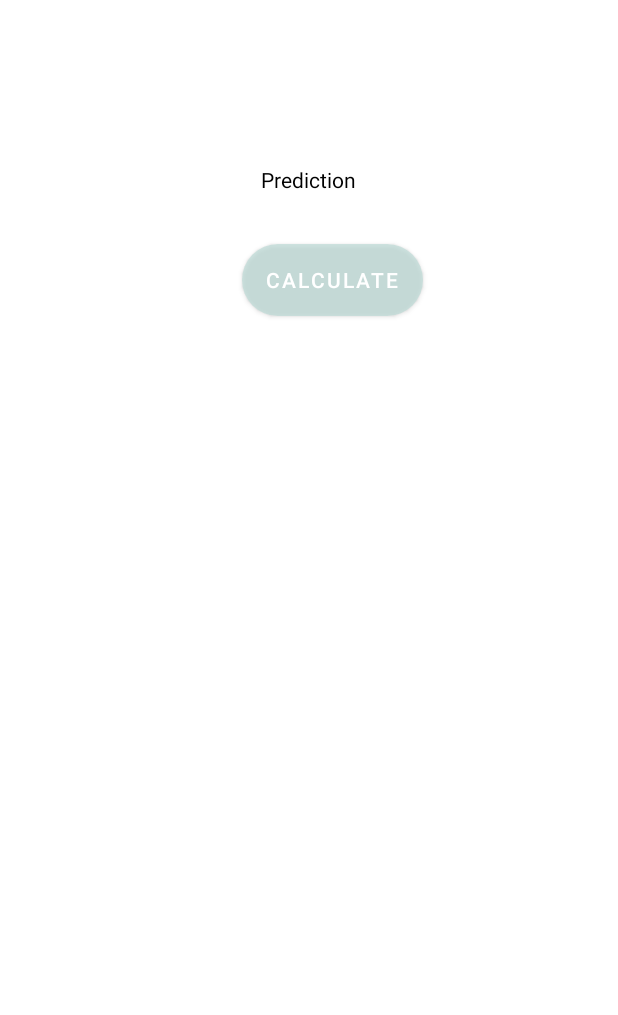
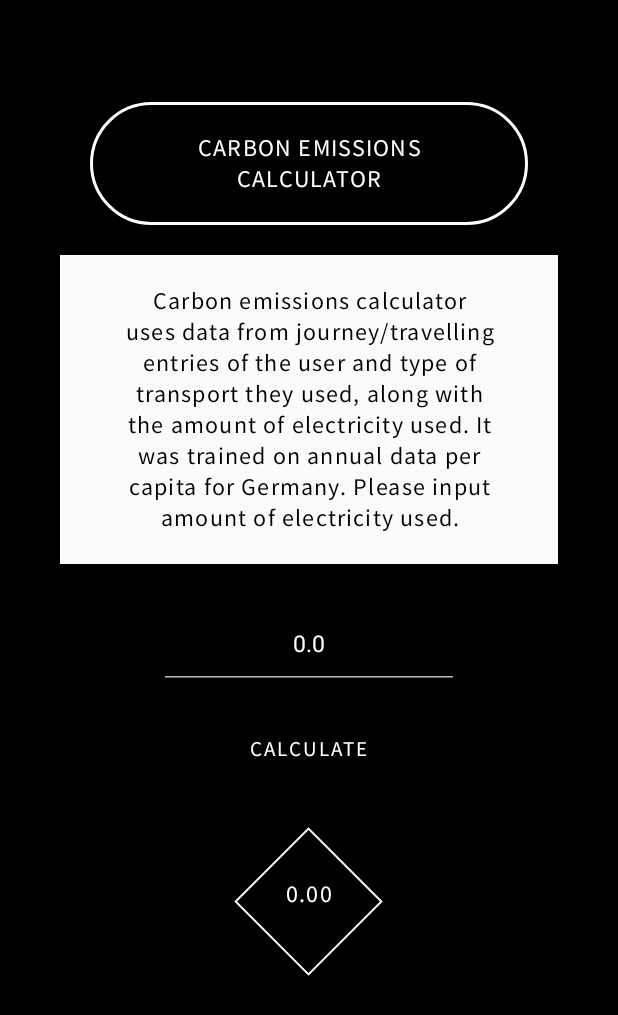
Before and after one commit to olelenz/EcoGecko, an Android app: the screen it shows after launch (MainActivity), after a tap on "CARBON EMISSION", on a phone screen of 412 x 824 dp. Shown: the top 1015 px of the screen. Run offline under Robolectric (Android 15) with nearby library versions, the phone set to English and light mode, and no system bars; libraries missing offline, so code that uses them is left out: ai.onnxruntime, si.uni_lj.fri.

Commit message:
updated version

```diff
--- a/app/src/main/java/si/uni_lj/fri/besthack/EcoGecko/EmissionFragment.kt
+++ b/app/src/main/java/si/uni_lj/fri/besthack/EcoGecko/EmissionFragment.kt
@@ -60,7 +60,9 @@ class EmissionFragment : Fragment() {
             val ortEnvironment = OrtEnvironment.getEnvironment()
             val ortSession = createORTSession(ortEnvironment)
             val output = runPrediction(ortSession, ortEnvironment)
-            outputTextView.text = "CO2 emission output is ${output}"
+
+            val roundedoutput = String.format("%.2f", output)
+            outputTextView.text = roundedoutput
 
         }
         return view
@@ -72,25 +74,9 @@ class EmissionFragment : Fragment() {
         return ortEnvironment.createSession( modelBytes )
     }
 
-
-    // Make predictions with given inputs
-    /* fun runPrediction( input : Float , ortSession: OrtSession , ortEnvironment: OrtEnvironment ) : Float {
-        // Get the name of the input node
-        val inputName = ortSession.inputNames?.iterator()?.next()
-        // Make a FloatBuffer of the inputs
-        val floatBufferInputs = FloatBuffer.wrap( floatArrayOf( input ) )
-        // Create input tensor with floatBufferInputs of shape ( 1 , 1 )
-        val inputTensor = OnnxTensor.createTensor( ortEnvironment , floatBufferInputs , longArrayOf( 1, 1 ) )
-        // Run the model
-        val results = ortSession.run( mapOf( inputName to inputTensor ) )
-        // Fetch and return the results
-        val output = results[0].value as Array<FloatArray>
-        return output[0][0]
-    }*/
-
     private fun runPrediction(ortSession: OrtSession, ortEnvironment: OrtEnvironment): Float {
-        // Get the name of the input node
-        //val value = input.toFloat()
+        // GET DATA
+        // Get travel and electricity data from EditText and SharedPreferences
         sharedPreferences =
             requireContext().getSharedPreferences("my_prefs", Context.MODE_PRIVATE)
         val motorBike:Float = sharedPreferences?.getString("Medium Motorcycle \uD83C\uDFCD", "0.0")!!
@@ -103,12 +89,14 @@ class EmissionFragment : Fragment() {
             inputed = inputEditText!!.text.toString().toFloat()
         }
 
+        // TEST INPUT FOR THE MODEL
         //val value = floatArrayOf(720f, 10f, 750f, 0f, 112f)
+
+        // Create float array of inputs
         val value = floatArrayOf(inputed, motorBike!!.toFloat(), car!!.toFloat(), 0f, bus!!.toFloat())
         val inputName = ortSession.inputNames?.iterator()?.next()
         // Make a FloatBuffer of the inputs
         val floatBufferInputs = FloatBuffer.wrap(value)
-        // Create input tensor with floatBufferInputs of shape ( 1 , 1 )
         val inputTensor = OnnxTensor.createTensor(ortEnvironment, floatBufferInputs, longArrayOf(1, 5))
         // Run the model
         val options = OrtSession.RunOptions().apply {
@@ -118,24 +106,5 @@ class EmissionFragment : Fragment() {
         val output = results[0].value as Array<FloatArray>
         return output[0][0]
     }
-    //Iris
-
-    /*private fun runPrediction(input: String, ortSession: OrtSession, ortEnvironment: OrtEnvironment): String {
-        // Get the name of the input node
-        //val value = input.toFloat()
-        val value = floatArrayOf(0.6f,0.6f,0.6f,0.6f, 0.6f)
-        val inputName = ortSession.inputNames?.iterator()?.next()
-        // Make a FloatBuffer of the inputs
-        val floatBufferInputs = FloatBuffer.wrap(value)
-        // Create input tensor with floatBufferInputs of shape ( 1 , 1 )
-        val inputTensor = OnnxTensor.createTensor(ortEnvironment, floatBufferInputs, longArrayOf(1, 5))
-        // Run the model
-        val options = OrtSession.RunOptions().apply {
-            logLevel = OrtLoggingLevel.ORT_LOGGING_LEVEL_VERBOSE
-        }
-        val results = ortSession.run(mapOf(inputName to inputTensor), options)
-        val rawOutput = results[0].value
-        return (rawOutput as LongArray).toList().toString()
-    }*/
 
 }
--- /dev/null
+++ b/app/src/main/res/drawable/bg_leaf.xml
@@ -0,0 +1,5 @@
+<?xml version="1.0" encoding="utf-8"?>
+<bitmap xmlns:android="http://schemas.android.com/apk/res/android"
+    android:src="@drawable/green_leaves"
+    android:tileMode="disabled" android:gravity="top" >
+</bitmap>
--- a/app/src/main/res/drawable/bg_round_light.xml
+++ b/app/src/main/res/drawable/bg_round_light.xml
@@ -4,7 +4,7 @@
 
     <item>
         <shape>
-            <solid android:color="#bbFFFFFF" />
+            <solid android:color="#ffFFFFFF" />
             <corners android:radius="500dp" />
         </shape>
     </item>
--- a/app/src/main/res/layout/fragment_emission.xml
+++ b/app/src/main/res/layout/fragment_emission.xml
@@ -5,26 +5,77 @@
     android:layout_width="match_parent"
     android:layout_height="match_parent"
     android:fillViewport="true"
-    android:background="@color/white">
+    android:background="@color/black">
 
     <LinearLayout
         android:layout_width="match_parent"
         android:layout_height="wrap_content"
-        android:paddingLeft="16dp"
-        android:paddingRight="16dp"
+        android:paddingLeft="40dp"
+        android:paddingRight="40dp"
         android:paddingTop="48dp"
         android:paddingBottom="48dp"
         android:orientation="vertical">
+        <TextView
+            android:layout_width="wrap_content"
+            android:layout_height="wrap_content"
+            android:layout_marginBottom="3dp"
+            android:layout_gravity="center"
+            android:gravity="center"
+            android:textSize="16sp"
+            android:paddingTop="20dp"
+            android:paddingLeft="40dp"
+            android:paddingRight="40dp"
+            android:paddingBottom="20dp"
+            android:text="CARBON EMISSIONS CALCULATOR"
+            android:background="@drawable/button_outline"
+            android:fontFamily="@font/sourcesansproregular"
+            android:textColor="@color/white"
+            android:layout_margin="20dp"
+            android:letterSpacing="0.05"/>
+
+        <TextView
+            android:layout_width="wrap_content"
+            android:layout_height="wrap_content"
+            android:layout_marginBottom="3dp"
+            android:layout_gravity="center"
+            android:gravity="center"
+            android:textSize="16sp"
+            android:paddingTop="20dp"
+            android:paddingLeft="40dp"
+            android:paddingRight="40dp"
+            android:paddingBottom="20dp"
+            android:text="Carbon emissions calculator uses data from journey/travelling entries of the user and type of transport they used, along with the amount of electricity used. It was trained on annual data per capita for Germany. Please input amount of electricity used."
+            android:fontFamily="@font/sourcesansproregular"
+            android:background="@color/beige"
+            android:textColor="@color/black"
+            android:letterSpacing="0.05"/>
 
         <EditText
             android:id="@+id/input_electricity"
             android:layout_width="200dp"
+            android:layout_marginTop="20dp"
             android:layout_height="wrap_content"
             android:layout_gravity="center"
             android:gravity="center"
-            android:hint="Enter electricity in float"
-            android:text="0"
+            android:hint="Enter electricity (decimal number, in kilowatt-hour)"
+            android:text="0.0"
             android:textSize="15sp"/>
+
+        <Button
+            android:id="@+id/btn_calculate"
+            android:layout_width="wrap_content"
+            android:layout_height="wrap_content"
+            android:gravity="center"
+            android:layout_gravity="center"
+            android:layout_marginTop="16dp"
+            android:paddingLeft="25dp"
+            android:paddingRight="25dp"
+            android:text="CALCULATE"
+            android:fontFamily="@font/sourcesansproregular"
+            app:backgroundTint="@color/black"
+            android:background="@drawable/button_outline"
+            android:textColor="@color/white"
+            android:letterSpacing="0.1"/>
 
         <TextView
             android:id="@+id/output_bodyfat"
@@ -33,25 +84,18 @@
             android:layout_marginBottom="3dp"
             android:layout_gravity="center"
             android:gravity="center"
-            android:textSize="14sp"
+            android:textSize="16sp"
             android:paddingTop="20dp"
             android:paddingLeft="40dp"
             android:paddingRight="40dp"
             android:paddingBottom="30dp"
-            android:text="Prediction"
-            android:textColor="@color/black" />
+            android:text="0.00"
+            android:background="@drawable/diamond_shape"
+            android:fontFamily="@font/sourcesansproregular"
+            android:textColor="@color/white"
+            android:letterSpacing="0.05"/>
 
-        <Button
-            android:id="@+id/btn_calculate"
-            android:layout_width="wrap_content"
-            android:layout_height="wrap_content"
-            android:gravity="center"
-            android:layout_gravity="center"
-            android:layout_marginLeft="16dp"
-            android:text="CALCULATE"
-            android:background="@drawable/bg_round_dark"
-            android:textColor="@color/white"
-            android:letterSpacing="0.1"/>
+
 
     </LinearLayout>
 
--- a/app/src/main/res/layout/fragment_home.xml
+++ b/app/src/main/res/layout/fragment_home.xml
@@ -97,6 +97,7 @@
             app:icon="@drawable/ic_travel"
             android:textColor="#FFFFFF"
             android:layout_margin="10dp"
+            app:backgroundTint="@color/light_blueish"
             android:background="@drawable/bg_round_light"
             android:paddingLeft="25dp"
             android:paddingRight="25dp" />
@@ -109,7 +110,7 @@
             app:icon="@drawable/ic_photo"
             android:layout_margin="10dp"
             android:textColor="#FFFFFF"
-            android:background="@drawable/bg_round_light"
+            android:background="@drawable/bg_round_dark"
             android:fontFamily="@font/sourcesansproregular"
             app:backgroundTint="@color/light_pink"
             android:paddingLeft="25dp"
--- a/app/src/main/res/layout/fragment_maps.xml
+++ b/app/src/main/res/layout/fragment_maps.xml
@@ -1,8 +1,10 @@
 <?xml version="1.0" encoding="utf-8"?>
 <LinearLayout xmlns:android="http://schemas.android.com/apk/res/android"
+    xmlns:app="http://schemas.android.com/apk/res-auto"
     android:layout_width="match_parent"
-    android:layout_height="wrap_content"
-    android:orientation="vertical">
+    android:layout_height="match_parent"
+    android:orientation="vertical"
+    android:background="@color/dark_green">
 
     <androidx.fragment.app.FragmentContainerView xmlns:tools="http://schemas.android.com/tools"
         android:id="@+id/map"
@@ -24,7 +26,9 @@
             android:layout_height="wrap_content"
             android:text="@string/latitude"
             android:padding="10dp"
+            android:layout_marginTop="10dp"
             android:textSize="18sp"
+            android:fontFamily="@font/sourcesansproregular"
             />
 
         <TextView
@@ -34,6 +38,7 @@
             android:text="@string/longitude"
             android:padding="10dp"
             android:textSize="18sp"
+            android:fontFamily="@font/sourcesansproregular"
             />
 
         <TextView
@@ -43,6 +48,7 @@
             android:text="Distance"
             android:padding="10dp"
             android:textSize="18sp"
+            android:fontFamily="@font/sourcesansproregular"
             />
         <TextView
             android:id="@+id/ca"
@@ -59,6 +65,7 @@
             android:text="Average carbon emission: "
             android:padding="10dp"
             android:textSize="18sp"
+            android:fontFamily="@font/sourcesansproregular"
             />
 
         <Spinner
@@ -67,6 +74,7 @@
             android:layout_height="48dp"
             android:contentDescription="Spinner"
             android:textSize="18sp"
+            android:fontFamily="@font/sourcesansproregular"
             />
 
         <Button
@@ -75,9 +83,12 @@
             android:layout_height="wrap_content"
             android:layout_gravity="center"
             android:background="@drawable/bg_round_dark"
+            app:backgroundTint="@android:color/holo_green_light"
             android:text="Start Journey"
+            android:layout_margin="20dp"
             android:paddingLeft="80dp"
             android:paddingRight="80dp"
+            android:fontFamily="@font/sourcesansproregular"
             />
         <TextView
             android:id="@+id/xp"
@@ -86,6 +97,7 @@
             android:text="Walk and you will gain xp."
             android:padding="10dp"
             android:textSize="18sp"
+            android:fontFamily="@font/sourcesansproregular"
             />
 
     </LinearLayout>
--- a/app/src/main/res/values-night/themes.xml
+++ b/app/src/main/res/values-night/themes.xml
@@ -2,12 +2,12 @@
     <!-- Base application theme. -->
     <style name="Theme.EcoGecko" parent="Theme.MaterialComponents.NoActionBar">
         <!-- Primary brand color. -->
-        <item name="colorPrimary">@color/purple_200</item>
-        <item name="colorPrimaryVariant">@color/purple_700</item>
+        <item name="colorPrimary">@color/dark_green</item>
+        <item name="colorPrimaryVariant">@color/dark_green</item>
         <item name="colorOnPrimary">@color/black</item>
         <!-- Secondary brand color. -->
-        <item name="colorSecondary">@color/teal_200</item>
-        <item name="colorSecondaryVariant">@color/teal_200</item>
+        <item name="colorSecondary">@color/dark_green</item>
+        <item name="colorSecondaryVariant">@color/dark_green</item>
         <item name="colorOnSecondary">@color/black</item>
         <!-- Status bar color. -->
         <item name="android:statusBarColor">?attr/colorPrimaryVariant</item>
--- a/app/src/main/res/values/themes.xml
+++ b/app/src/main/res/values/themes.xml
@@ -2,8 +2,8 @@
     <!-- Base application theme. -->
     <style name="Theme.EcoGecko" parent="Theme.MaterialComponents.NoActionBar">
         <!-- Primary brand color. -->
-        <item name="colorPrimary">@color/light_blueish</item>
-        <item name="colorPrimaryVariant">@color/light_blueish</item>
+        <item name="colorPrimary">@color/dark_green</item>
+        <item name="colorPrimaryVariant">@color/dark_green</item>
         <item name="colorOnPrimary">@color/white</item>
         <!-- Secondary brand color. -->
         <item name="colorSecondary">@color/dark_green</item>
```
Also changed, not shown: app/src/main/res/drawable/green_leaves.jpg (added), app/src/main/res/font/sourcesansprobold.ttf (added).
